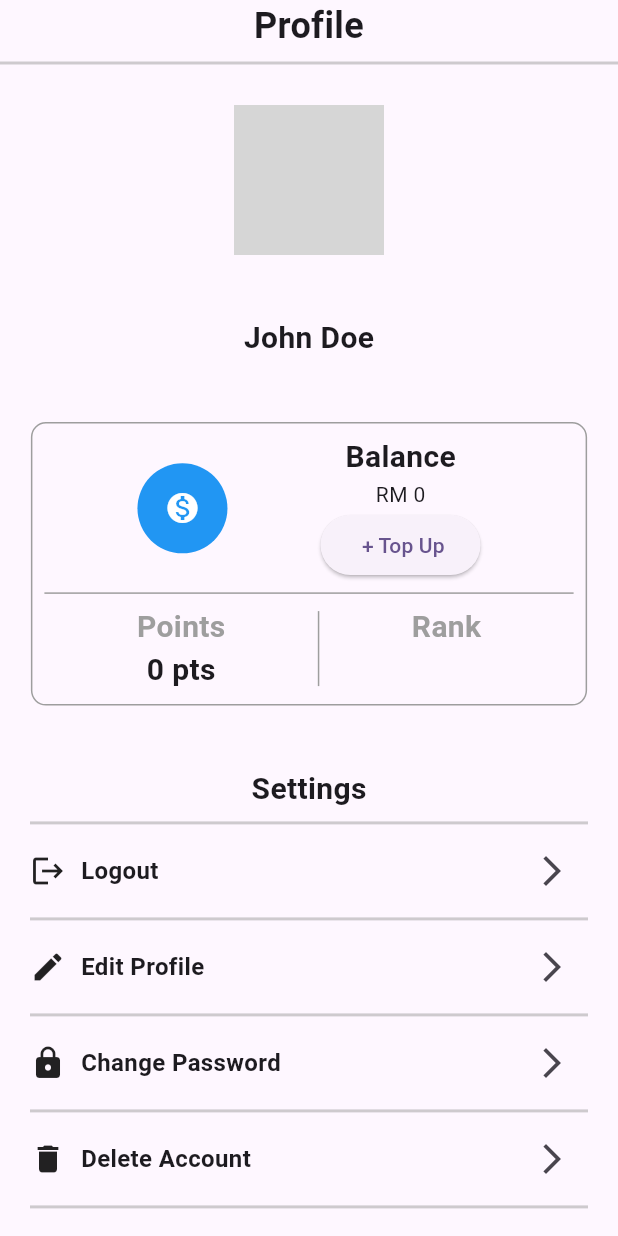
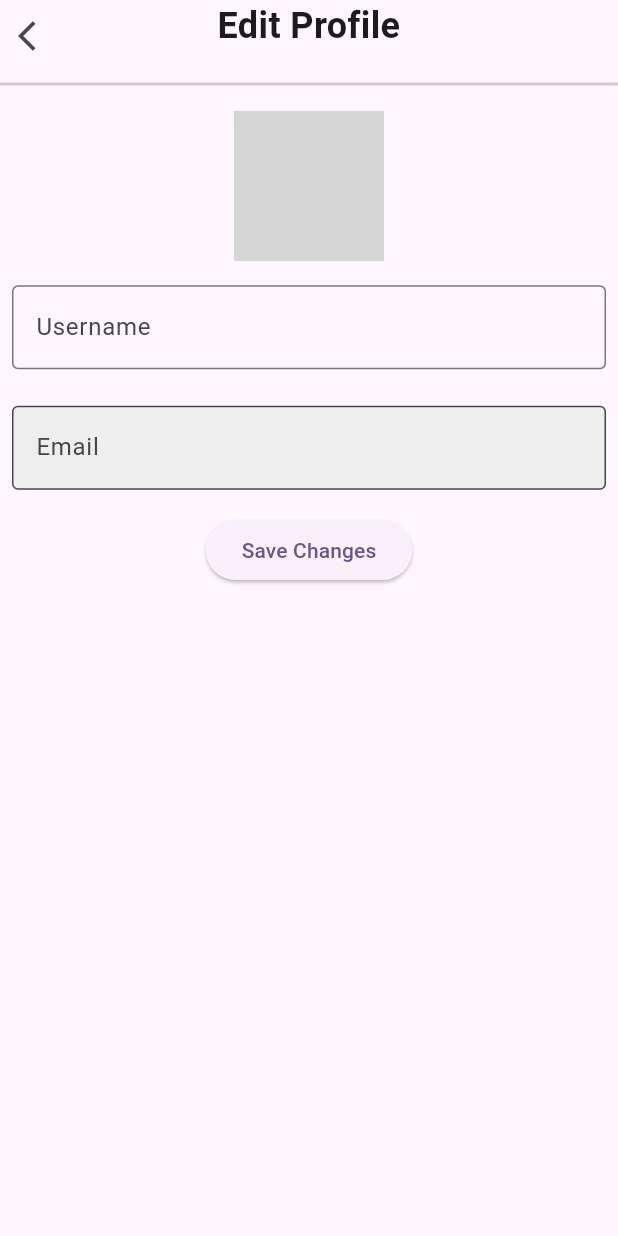
Before and after one commit to devuslee/userfoodcatering, a Flutter app: the ProfilePage screen opened directly, after a tap on the "arrow forward ios" icon, on a phone screen of 412 x 824 dp. Run offline on Flutter 3.47's test engine with Material 3 defaults, Android fonts, the light colour scheme and no system bars; our stand-ins replace animated_bottom_navigation_bar, cached_network_image, cloud_firestore, file_picker, firebase_auth, firebase_core and 4 more; missing offline and left inert: floating_snackbar, icon_badge, simple_animation_progress_bar; accounts and stored records are empty; network calls fail; grey boxes are pictures that could not be loaded.

Commit message:
edit profile

```diff
--- a/lib/reusableWidgets/reusableFunctions.dart
+++ b/lib/reusableWidgets/reusableFunctions.dart
@@ -10,60 +10,60 @@ import 'dart:math';
 final currentUser = FirebaseAuth.instance.currentUser!.uid;
 final FirebaseStorage _storage = FirebaseStorage.instance;
 
-Future<String> getUserBalance() async {
-  DocumentReference userBalance =
-  FirebaseFirestore.instance.collection('users').doc(currentUser);
-  String balance = "";
-
-  try {
-    DocumentSnapshot documentSnapshot = await userBalance.get();
-    if (documentSnapshot.exists) {
-      balance = documentSnapshot.get('balance').toString();
-      balance = "RM $balance";
-      return balance;
-    } else {
-      return 'No data';
-    }
-  } catch (error) {
-    return 'Error: $error';
-  }
-}
+// Future<String> getUserBalance() async {
+//   DocumentReference userBalance =
+//   FirebaseFirestore.instance.collection('users').doc(currentUser);
+//   String balance = "";
+//
+//   try {
+//     DocumentSnapshot documentSnapshot = await userBalance.get();
+//     if (documentSnapshot.exists) {
+//       balance = documentSnapshot.get('balance').toString();
+//       balance = "RM $balance";
+//       return balance;
+//     } else {
+//       return 'No data';
+//     }
+//   } catch (error) {
+//     return 'Error: $error';
+//   }
+// }
 
 
-Future<String> getUserPoints() async {
-  DocumentReference userPoints =
-  FirebaseFirestore.instance.collection('users').doc(currentUser);
-  String points = "";
+// Future<String> getUserPoints() async {
+//   DocumentReference userPoints =
+//   FirebaseFirestore.instance.collection('users').doc(currentUser);
+//   String points = "";
+//
+//   try {
+//     DocumentSnapshot documentSnapshot = await userPoints.get();
+//     if (documentSnapshot.exists) {
+//       points = documentSnapshot.get('points').toString();
+//       points = "$points pts";
+//       return points;
+//     } else {
+//       return 'No data';
+//     }
+//   } catch (error) {
+//     return 'Error: $error';
+//   }
+// }
 
-  try {
-    DocumentSnapshot documentSnapshot = await userPoints.get();
-    if (documentSnapshot.exists) {
-      points = documentSnapshot.get('points').toString();
-      points = "$points pts";
-      return points;
-    } else {
-      return 'No data';
-    }
-  } catch (error) {
-    return 'Error: $error';
-  }
-}
-
-Future<String> getUserRank() async{
-  DocumentReference userRank =
-  FirebaseFirestore.instance.collection('users').doc(currentUser);
-
-  try {
-    DocumentSnapshot documentSnapshot = await userRank.get();
-    if (documentSnapshot.exists) {
-      return documentSnapshot.get('rank').toString();
-    } else {
-      return 'No data';
-    }
-  } catch (error) {
-    return 'Error: $error';
-  }
-}
+// Future<String> getUserRank() async{
+//   DocumentReference userRank =
+//   FirebaseFirestore.instance.collection('users').doc(currentUser);
+//
+//   try {
+//     DocumentSnapshot documentSnapshot = await userRank.get();
+//     if (documentSnapshot.exists) {
+//       return documentSnapshot.get('rank').toString();
+//     } else {
+//       return 'No data';
+//     }
+//   } catch (error) {
+//     return 'Error: $error';
+//   }
+// }
 
 Future<List<MenuClass>> getMenuData() async {
   CollectionReference menuCollection = FirebaseFirestore.instance.collection('menu');
@@ -410,6 +410,44 @@ void deductWalletBalance(double amount) {
   });
 }
 
+Future<Map<String, String>> getUserDetails() async {
+  final userDocumentRef = FirebaseFirestore.instance.collection('users').doc(currentUser);
+
+  Map<String, String> userDetails = {};
+
+  try {
+    DocumentSnapshot value = await userDocumentRef.get();
+    userDetails['balance'] = value.get('balance').toString();
+    userDetails['username'] = value.get('username');
+    userDetails['email'] = value.get('email');
+    userDetails['userid'] = value.get('userid');
+    userDetails['rank'] = value.get('rank');
+    userDetails['points'] = value.get('points').toString();
+    userDetails['profileImage'] = value.get('profileImage');
+    String tempProfile = value.get('profileImage');
+    String downloadURL = await _storage.ref('users/$tempProfile.jpeg').getDownloadURL();
+    userDetails['profileURL'] = downloadURL;
+  } catch (e) {
+    print('Error fetching user details: $e');
+  }
+
+  return userDetails;
+}
+
+Future<void> updateProfile(String username, String profileImage) async {
+  final userDocumentRef = FirebaseFirestore.instance.collection('users').doc(currentUser);
+
+  try {
+    userDocumentRef.update({
+      'username': username,
+      'profileImage': profileImage,
+    });
+  } catch (e) {
+    print('Error updating profile: $e');
+  }
+}
+
+
 String TimestampFormatter(String timestamp) {
   DateTime dateTime = DateTime.parse(timestamp);
   String formattedDate = DateFormat('dd MMMM yyyy HH:mm').format(dateTime);
--- a/lib/reusableWidgets/reusableWidgets.dart
+++ b/lib/reusableWidgets/reusableWidgets.dart
@@ -4,11 +4,13 @@ class ReusableTextField extends StatefulWidget {
   final String labelText;
   final TextEditingController controller;
   final bool isPassword;
+  final bool isReadOnly;
 
   const ReusableTextField({
     Key? key,
     required this.labelText,
     required this.controller,
+    this.isReadOnly = false,
     this.isPassword = false,
   }) : super(key: key);
 
@@ -23,7 +25,11 @@ class _ReusableTextFieldState extends State<ReusableTextField> {
   Widget build(BuildContext context) {
     return TextFormField(
       controller: widget.controller,
+      style: TextStyle(
+        color: widget.isReadOnly ? Colors.grey : Colors.black,
+      ),
       obscureText: widget.isPassword && !showPassword,
+      readOnly: widget.isReadOnly,
       decoration: InputDecoration(
         labelText: widget.labelText,
         border: OutlineInputBorder(),
@@ -35,8 +41,9 @@ class _ReusableTextFieldState extends State<ReusableTextField> {
             });
           },
           icon: Icon(showPassword ? Icons.visibility : Icons.visibility_off),
-        )
-            : null,
+        ) : null,
+        filled: widget.isReadOnly,
+        fillColor: widget.isReadOnly ? Colors.grey[200] : null,
       ),
     );
   }
--- /dev/null
+++ b/lib/screens/EditProfilePage.dart
@@ -0,0 +1,127 @@
+import 'package:flutter/material.dart';
+import 'package:userfoodcatering/reusableWidgets/reusableWidgets.dart';
+import 'package:cached_network_image/cached_network_image.dart';
+import '../reusableWidgets/reusableFunctions.dart';
+import 'EditProfileImagePage.dart';
+
+class EditProfilePage extends StatefulWidget {
+  const EditProfilePage({super.key});
+
+  @override
+  State<EditProfilePage> createState() => _EditProfilePageState();
+}
+
+class _EditProfilePageState extends State<EditProfilePage> {
+
+  TextEditingController usernameController = TextEditingController();
+  TextEditingController emailController = TextEditingController();
+
+
+
+  Map<String, String> userDetails = {};
+  String balance = "Loading...";
+  String points = "Loading...";
+  String rank = "Loading...";
+  String username = "Loading...";
+  String email = "Loading...";
+  String profileImage = "Loading...";
+  String profileURL = "Loading...";
+
+
+  @override
+  void initState() {
+    super.initState();
+    fetchData();
+  }
+
+  void fetchData() async {
+    try {
+      //firebase updates slow, have to delay the setstate
+      await Future.delayed(Duration(milliseconds: 100));
+
+
+      Map<String, String> tempuserDetails = await getUserDetails();
+
+      if (mounted) {
+        setState(() {
+          userDetails = tempuserDetails;
+          balance = userDetails['balance']!;
+          points = userDetails['points']!;
+          rank = userDetails['rank']!;
+          username = userDetails['username']!;
+          email = userDetails['email']!;
+          profileImage = userDetails['profileImage']!;
+          profileURL = userDetails['profileURL']!;
+
+          usernameController.text = username;
+          emailController.text = email;
+        });
+      }
+
+
+    } catch (error) {
+      print('Error fetching data: $error');
+    }
+  }
+
+  @override
+  Widget build(BuildContext context) {
+    return Scaffold(
+      body: Column(
+        children: [
+          ReusableAppBar(title: "Edit Profile", backButton: true),
+          const SizedBox(height: 10),
+          Stack(
+            children: [
+              CircleAvatar(
+                radius: 50,
+                backgroundImage: CachedNetworkImageProvider(profileURL),
+              ),
+              Positioned(
+                bottom: 0,
+                right: 0,
+                child: InkWell(
+                  onTap: () {
+                    Navigator.push(context, MaterialPageRoute(builder: (context) => const EditProfileImagePage()));
+                  },
+                  child: Container(
+                    padding: EdgeInsets.all(5),
+                    decoration: BoxDecoration(
+                      color: Colors.white,
+                      shape: BoxShape.circle,
+                      border: Border.all(
+                          color: Colors.black
+                      ),
+                    ),
+                    child: Icon(
+                      Icons.edit,
+                      color: Colors.black,
+                      size: 20,
+                    ),
+                  ),
+                ),
+              ),
+            ],
+          ),
+          SizedBox(height: MediaQuery.of(context).size.height * 0.01),
+          Padding(
+            padding: const EdgeInsets.all(8.0),
+            child: ReusableTextField(labelText: "Username", controller: usernameController,),
+          ),
+          SizedBox(height: MediaQuery.of(context).size.height * 0.01),
+          Padding(
+            padding: const EdgeInsets.all(8.0),
+            child: ReusableTextField(labelText: "Email", controller: emailController, isReadOnly: true,),
+          ),
+          SizedBox(height: MediaQuery.of(context).size.height * 0.01),
+          ElevatedButton(
+              onPressed: () {
+                updateProfile(usernameController.text, profileImage);
+              },
+              child: const Text("Save Changes"),
+          ),
+        ],
+      )
+    );
+  }
+}
--- a/lib/screens/ProfilePage.dart
+++ b/lib/screens/ProfilePage.dart
@@ -1,9 +1,11 @@
-import 'dart:io';
-
+import 'package:firebase_auth/firebase_auth.dart';
 import 'package:flutter/material.dart';
 import 'package:userfoodcatering/reusableWidgets/reusableWidgets.dart';
 import 'package:userfoodcatering/reusableWidgets/reusableFunctions.dart';
 import 'package:userfoodcatering/screens/TopupPage.dart';
+import 'package:cached_network_image/cached_network_image.dart';
+import 'EditProfilePage.dart';
+import 'LoginPage.dart';
 
 class ProfilePage extends StatefulWidget {
   const ProfilePage({super.key});
@@ -14,9 +16,13 @@ class ProfilePage extends StatefulWidget {
 
 class _ProfilePageState extends State<ProfilePage> {
 
-  String balance = 'Loading...';
-  String points = 'Loading...';
-  String rank = 'Loading...';
+  Map<String, String> userDetails = {};
+  String balance = "Loading...";
+  String points = "Loading...";
+  String rank = "Loading...";
+  String username = "Loading...";
+  String profileURL = "Loading...";
+
 
   @override
   void initState() {
@@ -30,15 +36,16 @@ class _ProfilePageState extends State<ProfilePage> {
       await Future.delayed(Duration(milliseconds: 100));
 
 
-      String userBalance = await getUserBalance();
-      String userPoints = await getUserPoints();
-      String userRank = await getUserRank();
+      Map<String, String> tempuserDetails = await getUserDetails();
 
       if (mounted) {
         setState(() {
-          balance = userBalance;
-          points = userPoints;
-          rank = userRank;
+          userDetails = tempuserDetails;
+          balance = userDetails['balance']!;
+          points = userDetails['points']!;
+          rank = userDetails['rank']!;
+          username = userDetails['username']!;
+          profileURL = userDetails['profileURL']!;
         });
       }
     } catch (error) {
@@ -59,10 +66,10 @@ class _ProfilePageState extends State<ProfilePage> {
                   children: [
                     CircleAvatar(
                       radius: 50,
-                      backgroundImage: AssetImage('blank_profile.jpeg'),
+                      backgroundImage: CachedNetworkImageProvider(profileURL),
                     ),
                     SizedBox(height: MediaQuery.of(context).size.height * 0.05),
-                    Text('John Doe', style: TextStyle(
+                    Text(username, style: TextStyle(
                         fontSize: 20, fontWeight: FontWeight.bold)),
                     SizedBox(height: MediaQuery.of(context).size.height * 0.05),
                     Container(
@@ -96,7 +103,9 @@ class _ProfilePageState extends State<ProfilePage> {
                                         fontWeight: FontWeight.bold,
                                       ),
                                     ),
-                                    Text(balance),
+                                    Text(
+                                        balance,
+                                    ),
                                     ElevatedButton(
                                         onPressed: () async {
                                           bool shouldRefresh = await Navigator.push(
@@ -185,10 +194,22 @@ class _ProfilePageState extends State<ProfilePage> {
                       color: Colors.grey.withOpacity(0.5),
                       thickness: 2.0,
                     ),
-                    ReuseableSettingContainer(title: "Logout", icon: Icons.logout, onTap: () {print('Logout');}),
-                    ReuseableSettingContainer(title: "Edit Profile", icon: Icons.edit, onTap: () {print('Edit Profile');}),
+                    ReuseableSettingContainer(
+                        title: "Edit Profile",
+                        icon: Icons.edit,
+                        onTap: () {
+                          Navigator.push(context, MaterialPageRoute(builder: (context) => EditProfilePage()));
+                        }),
                     ReuseableSettingContainer(title: "Change Password", icon: Icons.lock, onTap: () {}),
                     ReuseableSettingContainer(title: "Delete Account", icon: Icons.delete, onTap: () {}),
+                    ReuseableSettingContainer(
+                        title: "Logout",
+                        icon: Icons.logout,
+                        onTap: () {
+                          FirebaseAuth.instance.signOut();
+                          //dont allow user's to back button into the account
+                          Navigator.pushAndRemoveUntil(context, MaterialPageRoute(builder: (context) => LoginPage()), (route) => false);
+                        }),
                   ]
               ),
             )
--- a/lib/screens/RegisterPage.dart
+++ b/lib/screens/RegisterPage.dart
@@ -153,6 +153,10 @@ class _RegisterPageState extends State<RegisterPage> {
                         'userid': FirebaseAuth.instance.currentUser!.uid,
                         'username': usernameController.text,
                         'email': emailController.text,
+                        'balance': 0,
+                        'points': 0,
+                        'rank': 'Beginner',
+                        'profileImage': 'blank_profile.jpeg'
                       }).then((value) {
                         Navigator.push(context, MaterialPageRoute(builder: (context) => LoginPage()));
                       }).onError((error, stackTrace) {
--- a/pubspec.yaml
+++ b/pubspec.yaml
@@ -60,6 +60,7 @@ dev_dependencies:
   simple_animation_progress_bar: ^1.8.2
   simple_circular_progress_bar: ^1.0.2
   intl: ^0.19.0
+  file_picker: ^8.0.5
 
 # For information on the generic Dart part of this file, see the
 # following page: https://dart.dev/tools/pub/pubspec
```
Also changed, not shown: lib/screens/EditProfileImagePage.dart (added, +135 -0 lines), lib/screens/HomePage.dart (+11 -9 lines), pubspec.lock.
